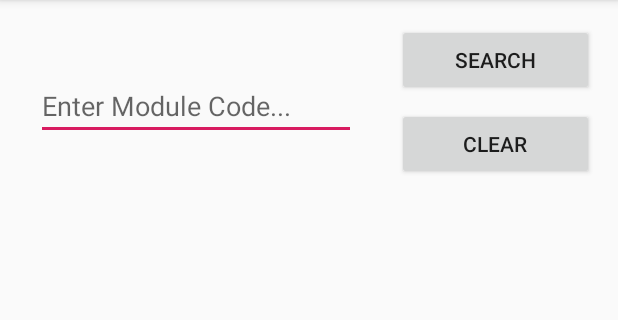
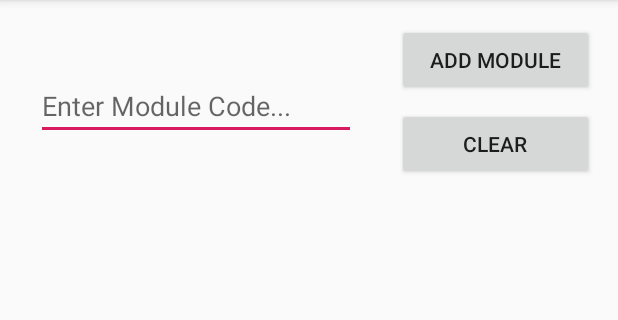
Before and after one commit to jon-chua/ExamCountdown, an Android app: the screen it shows after launch (MainActivity), on a phone screen of 412 x 824 dp, the part 84-404 px from its top. Run offline under Robolectric (Android 15) with nearby library versions, the phone set to English and light mode, and no system bars.

Commit message:
Rename Strings

```diff
--- a/app/src/main/res/values/strings.xml
+++ b/app/src/main/res/values/strings.xml
@@ -2,6 +2,6 @@
     <string name="app_name">JJS: NUS Exam Countdown</string>
     <string name="action_settings">Settings</string>
     <string name="module_code_enter">Enter Module Code...</string>
-    <string name="module_search">Search</string>
+    <string name="module_search">Add Module</string>
     <string name="module_clear">Clear</string>
 </resources>
```
